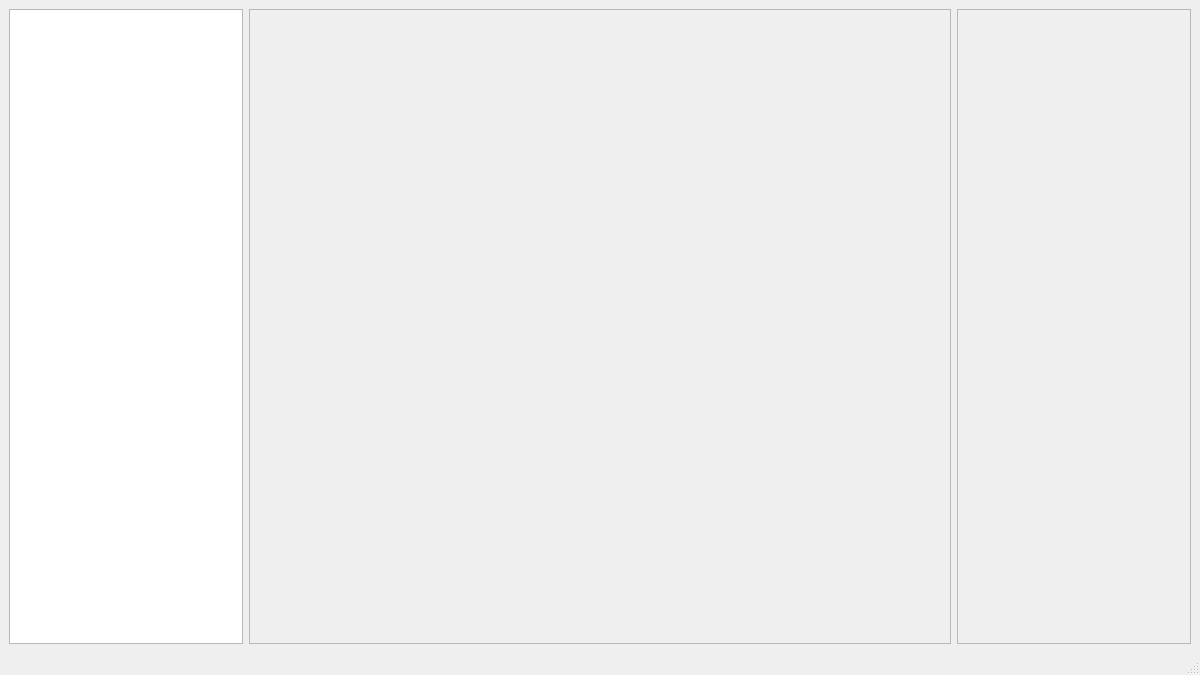
Qt form yik/yikworks/uic/MainWindow.ui (abra6325/Pynamics3) before a commit.
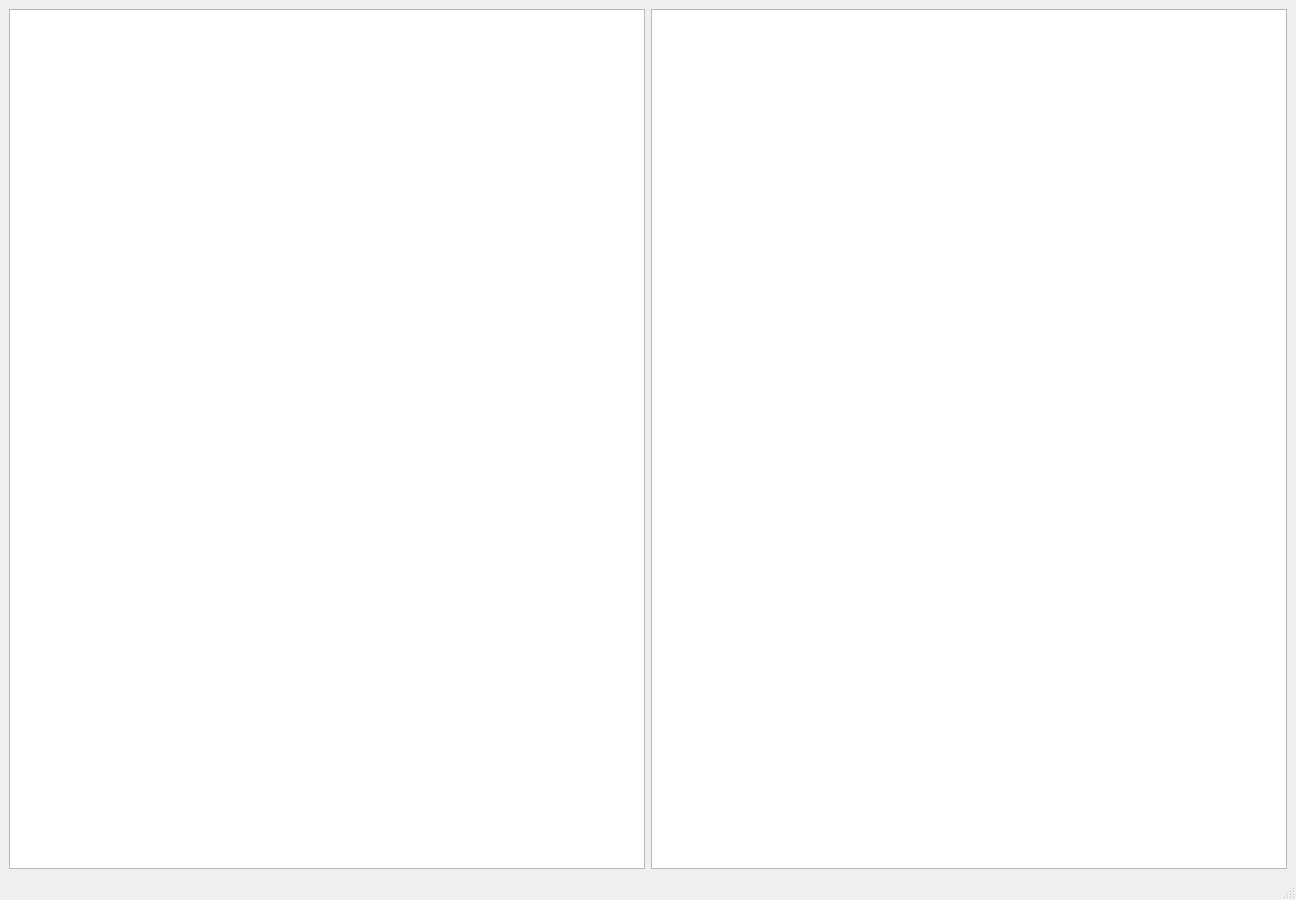
The same form after that commit.

The edit to the form file:
```diff
--- a/yik/yikworks/uic/MainWindow.ui
+++ b/yik/yikworks/uic/MainWindow.ui
@@ -6,8 +6,8 @@
    <rect>
     <x>0</x>
     <y>0</y>
-    <width>1200</width>
-    <height>675</height>
+    <width>1296</width>
+    <height>900</height>
    </rect>
   </property>
   <property name="windowTitle">
@@ -16,39 +16,16 @@
   <widget class="QWidget" name="centralwidget">
    <layout class="QGridLayout" name="gridLayout_2">
     <item row="0" column="0">
-     <layout class="QGridLayout" name="gridLayout" rowstretch="0" columnstretch="1,3,1">
-      <property name="horizontalSpacing">
-       <number>6</number>
-      </property>
-      <item row="0" column="2">
-       <widget class="QFrame" name="side_frame">
-        <property name="frameShape">
-         <enum>QFrame::StyledPanel</enum>
-        </property>
-        <property name="frameShadow">
-         <enum>QFrame::Raised</enum>
-        </property>
-       </widget>
-      </item>
+     <layout class="QGridLayout" name="gridLayout">
       <item row="0" column="0">
-       <widget class="QTreeView" name="tree">
-        <property name="headerHidden">
-         <bool>false</bool>
-        </property>
-        <attribute name="headerVisible">
-         <bool>true</bool>
-        </attribute>
-       </widget>
-      </item>
-      <item row="0" column="1">
-       <widget class="QFrame" name="content_frame">
-        <property name="frameShape">
-         <enum>QFrame::StyledPanel</enum>
-        </property>
-        <property name="frameShadow">
-         <enum>QFrame::Raised</enum>
-        </property>
-       </widget>
+       <layout class="QHBoxLayout" name="horizontalLayout" stretch="1,1">
+        <item>
+         <widget class="QTreeView" name="tree"/>
+        </item>
+        <item>
+         <widget class="QTreeView" name="property_tree"/>
+        </item>
+       </layout>
       </item>
      </layout>
     </item>
```
Left out of the diff: 2 changed lines with no effect on the pictures.
